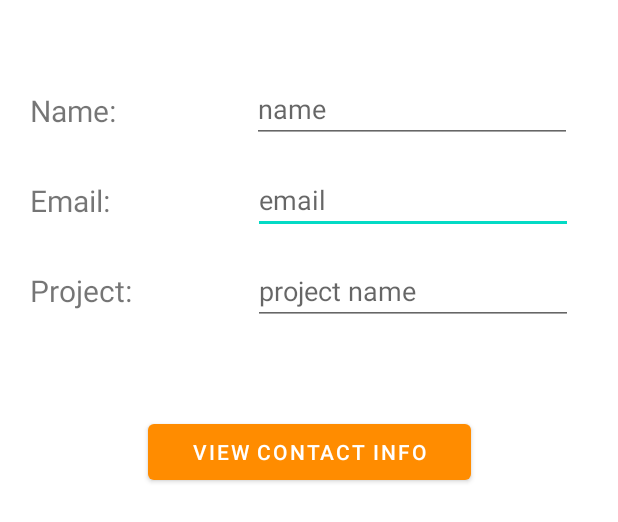
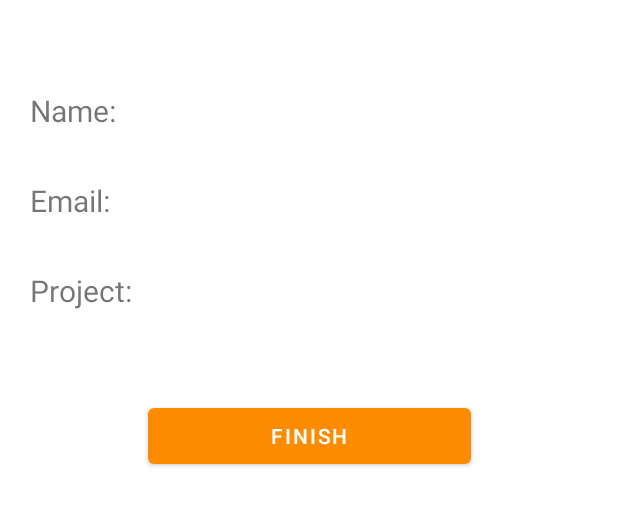
Before and after one commit to PhgLnt/phuong-android-weeklab, an Android app: the layout layout.xml on its own in the app's theme, with its tools: preview values and no code run, on a phone screen of 412 x 824 dp. Shown: the top 522 px of the screen. Run offline under Robolectric (Android 15) with nearby library versions, the light colour scheme and no system bars.

Commit message:
Update layout.xml

```diff
--- a/lab2/lab3/app/src/main/res/layout/layout.xml
+++ b/lab2/lab3/app/src/main/res/layout/layout.xml
@@ -6,56 +6,53 @@
     android:layout_height="match_parent"
     tools:context=".MainActivity">
 
-    <EditText
-        android:id="@+id/editTextTextEmailAddress"
+    <TextView
+        android:id="@+id/tVEmail"
         android:layout_width="wrap_content"
         android:layout_height="wrap_content"
-        android:layout_marginTop="15dp"
+        android:layout_marginTop="40dp"
         android:ems="10"
-        android:hint="email"
         android:inputType="textEmailAddress"
         app:layout_constraintEnd_toEndOf="parent"
         app:layout_constraintHorizontal_bias="0.761"
         app:layout_constraintStart_toEndOf="@+id/tV2"
-        app:layout_constraintTop_toBottomOf="@+id/editTextTextPersonName" />
+        app:layout_constraintTop_toBottomOf="@+id/tVname" />
 
-    <EditText
-        android:id="@+id/editTextTextPersonName"
+    <TextView
+        android:id="@+id/tVname"
         android:layout_width="wrap_content"
         android:layout_height="wrap_content"
-        android:layout_marginTop="50dp"
+        android:layout_marginTop="68dp"
         android:ems="10"
-        android:hint="name"
         android:inputType="textPersonName"
         app:layout_constraintEnd_toEndOf="parent"
-        app:layout_constraintHorizontal_bias="0.745"
+        app:layout_constraintHorizontal_bias="0.755"
         app:layout_constraintStart_toEndOf="@+id/tV1"
         app:layout_constraintTop_toTopOf="parent" />
 
-    <EditText
-        android:id="@+id/editTextProjectName"
+    <TextView
+        android:id="@+id/tVproject"
         android:layout_width="wrap_content"
         android:layout_height="wrap_content"
-        android:layout_marginTop="15dp"
+        android:layout_marginTop="40dp"
         android:layout_marginEnd="28dp"
         android:ems="10"
-        android:hint="project name"
         android:inputType="textPersonName"
         app:layout_constraintEnd_toEndOf="parent"
-        app:layout_constraintHorizontal_bias="0.976"
+        app:layout_constraintHorizontal_bias="0.9"
         app:layout_constraintStart_toEndOf="@+id/tV3"
-        app:layout_constraintTop_toBottomOf="@+id/editTextTextEmailAddress" />
+        app:layout_constraintTop_toBottomOf="@+id/tVEmail" />
 
     <Button
-        android:id="@+id/button"
+        android:id="@+id/buttonfinish"
         android:layout_width="215dp"
         android:layout_height="49dp"
         android:layout_marginTop="60dp"
-        android:text="View Contact Info"
+        android:text="Finish"
         android:gravity="center"
         app:layout_constraintEnd_toEndOf="parent"
         app:layout_constraintStart_toStartOf="parent"
-        app:layout_constraintTop_toBottomOf="@+id/editTextProjectName" />
+        app:layout_constraintTop_toBottomOf="@+id/tVproject" />
 
     <TextView
         android:id="@+id/tV1"
@@ -63,7 +60,7 @@
         android:layout_height="wrap_content"
         android:layout_marginStart="20dp"
         android:layout_marginTop="60dp"
-        android:layout_toLeftOf="@id/editTextTextPersonName"
+        android:layout_toLeftOf="@id/tVname"
         android:text="Name:"
         android:textSize="20dp"
         app:layout_constraintStart_toStartOf="parent"
@@ -75,7 +72,7 @@
         android:layout_height="wrap_content"
         android:layout_marginStart="20dp"
         android:layout_marginTop="120dp"
-        android:layout_toLeftOf="@id/editTextTextPersonName"
+        android:layout_toLeftOf="@id/tVname"
         android:text="Email:"
         android:textSize="20dp"
         app:layout_constraintStart_toStartOf="parent"
@@ -87,7 +84,7 @@
         android:layout_height="wrap_content"
         android:layout_marginStart="20dp"
         android:layout_marginTop="180dp"
-        android:layout_toLeftOf="@id/editTextTextPersonName"
+        android:layout_toLeftOf="@id/tVproject"
         android:text="Project:"
         android:textSize="20dp"
         app:layout_constraintStart_toStartOf="parent"
```
